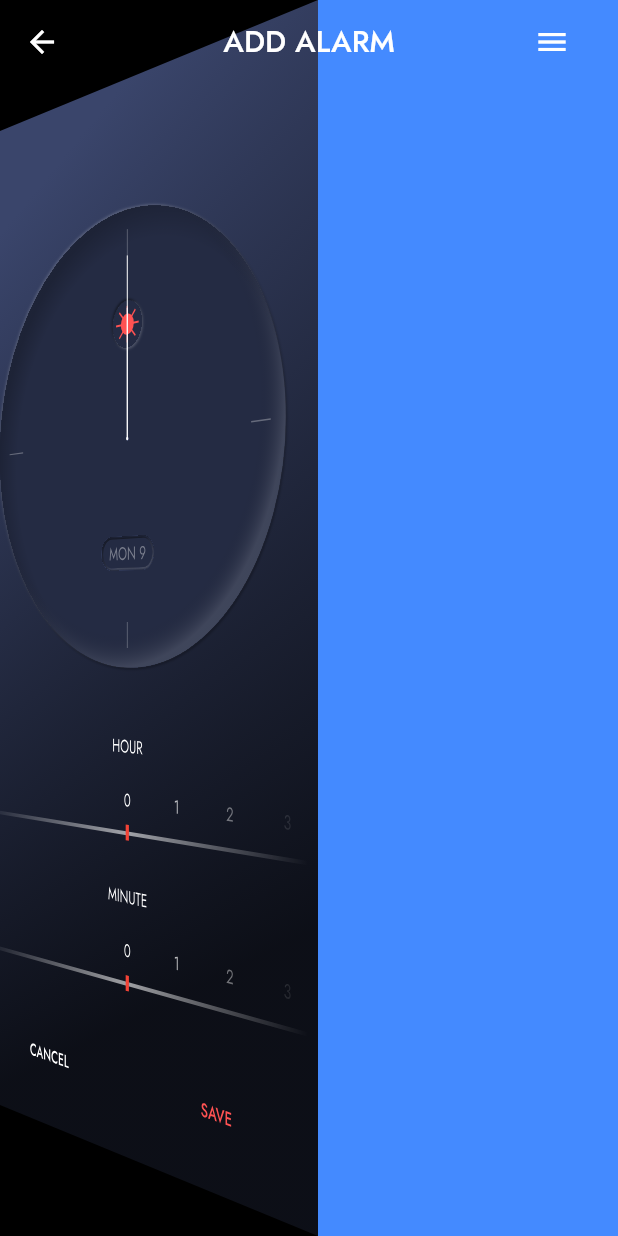
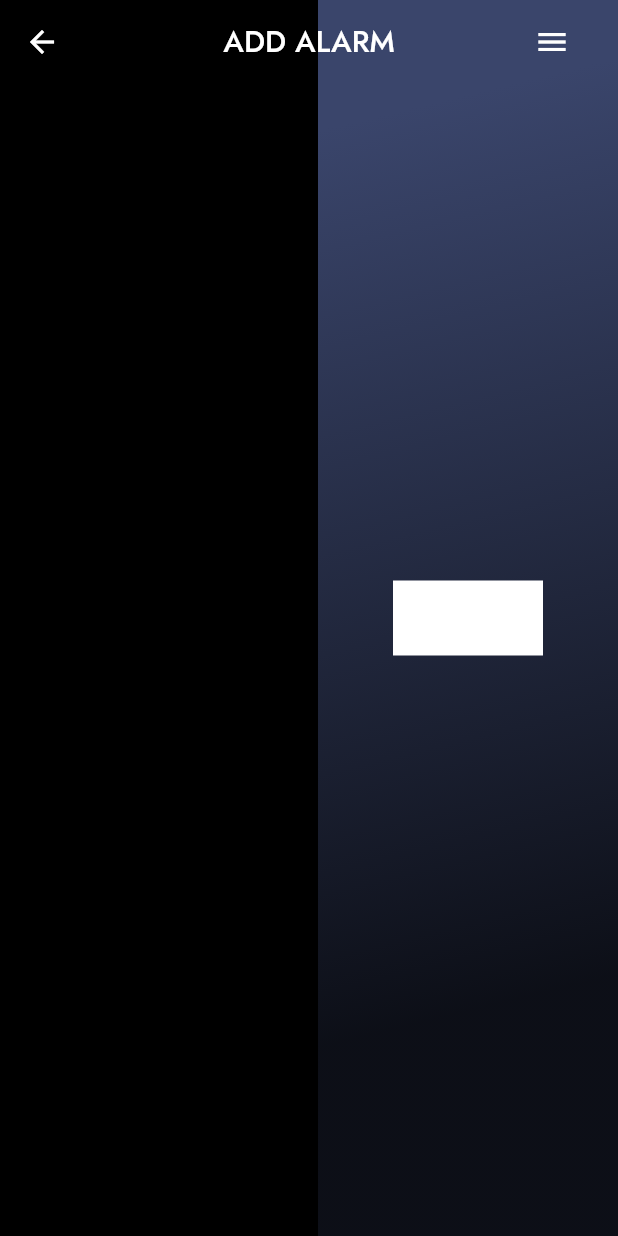
Before and after one commit to Sahil-Programme/alarm_app, a Flutter app: the screen it shows after launch, on a phone screen of 412 x 824 dp. Run offline on Flutter 3.47's test engine with Material 2 defaults, Android fonts, the phone set to English and light mode, and no system bars; our stand-ins replace google_fonts; statements that could not run were skipped.

```diff
--- a/lib/Pages/add_alarm_page.dart
+++ b/lib/Pages/add_alarm_page.dart
@@ -57,6 +57,16 @@ class _AddAlarmPageState extends State<AddAlarmPage>
     ],
     begin: Alignment.topLeft,
     end: Alignment.bottomRight,
+    stops: [0.1, 0.8],
+  );
+  final LinearGradient drawerGradient = const LinearGradient(
+    colors: <Color>[
+      Color(0xFF3A456B),
+      Color(0x373A456B),
+      //Color(0xA0000000),
+    ],
+    begin: Alignment.topCenter,
+    end: Alignment.bottomCenter,
     stops: [0.1, 0.8],
   );
 
@@ -161,7 +171,7 @@ class _AddAlarmPageState extends State<AddAlarmPage>
                         alignment: Alignment.centerRight,
                         transform: Matrix4.identity()
                           ..setEntry(3, 2, 0.001)
-                          ..rotateY(_animation.value * 0.5 * pi / 2),
+                          ..rotateY(_animation.value * pi / 2 * 1),
                         child: Container(
                           //width: constraints.maxWidth,
                           height: constraints.maxHeight,
@@ -266,10 +276,25 @@ class _AddAlarmPageState extends State<AddAlarmPage>
                   Positioned(
                     left: constraints.maxWidth - _animation.value * 200,
                     //left: screen width - ( tween value * width od the drawer ),
-                    child: Container(
-                      height: constraints.maxHeight,
-                      width: 200,
-                      color: Colors.blueAccent,
+                    child: Transform(
+                      alignment: Alignment.centerLeft,
+                      transform: Matrix4.identity()
+                        ..setEntry(3, 2, 0.001)
+                        ..rotateY(-(1 - _animation.value) * pi / 2),
+                      child: Container(
+                        height: constraints.maxHeight,
+                        width: 200,
+                        alignment: Alignment.center,
+                        decoration: BoxDecoration(
+                          gradient: backgroundGradient,
+                          //color: Colors.green,
+                        ),
+                        child: Container(
+                          height: 50,
+                          width: 100,
+                          color: Colors.white,
+                        ),
+                      ),
                     ),
                   ),
                 ],
```
